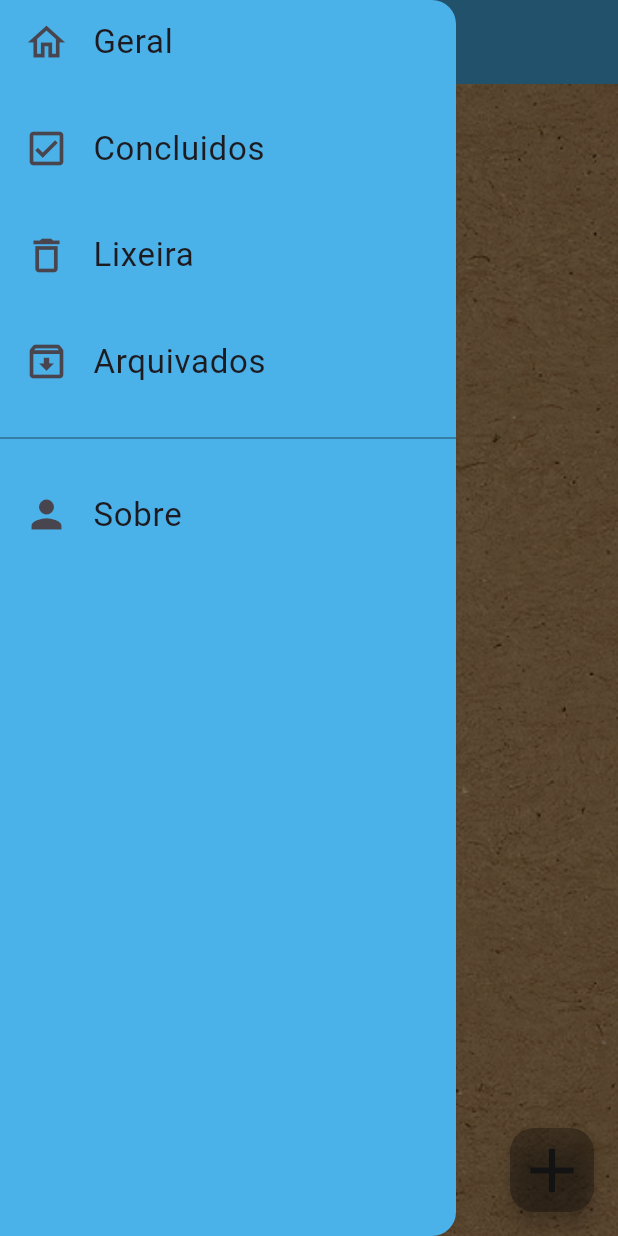
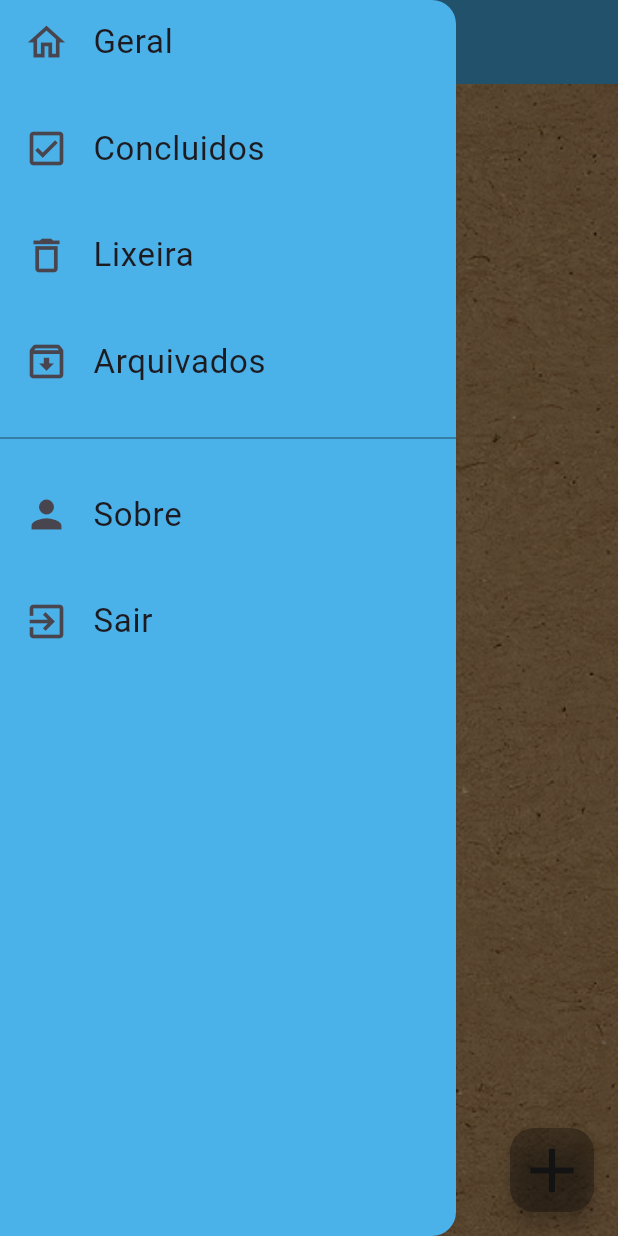
Before and after one commit to b4rradas/app_notasorg, a Flutter app: the ArquivadosView screen opened by its route, with the side drawer open, on a phone screen of 412 x 824 dp. Run offline on Flutter 3.47's test engine with Material 3 defaults, Android fonts, the phone set to English and light mode, and no system bars; our stand-ins replace device_preview, get_it.

Commit message:
adicionando botão Sair à SideBar

```diff
--- a/lib/widgets/widgets.dart
+++ b/lib/widgets/widgets.dart
@@ -76,9 +76,16 @@ class SideBar extends StatelessWidget {   //Criando Drawer - SideBar
 
           Navigator.of(context).pushNamed('sobre');
         },
+      ),
+
+      ListTile(
+        leading: Icon(Icons.exit_to_app, size: 30,),
+        title: Text('Sair', style: TextStyle(fontSize: 22),),
+        onTap: () {
+          Navigator.pop(context);
+          Navigator.pushNamedAndRemoveUntil(context, 'login', (route) => false);
+        },
       )
-
-      //ADICIONAR BOTÃO SAIR
     ],
   );
 }
```
